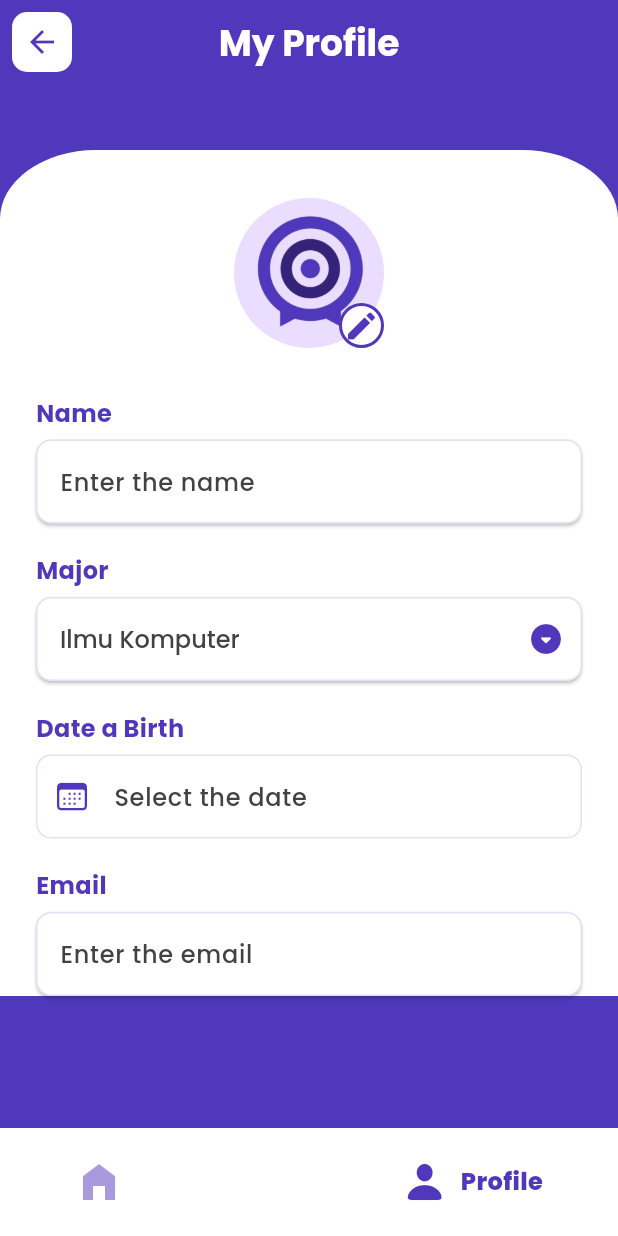
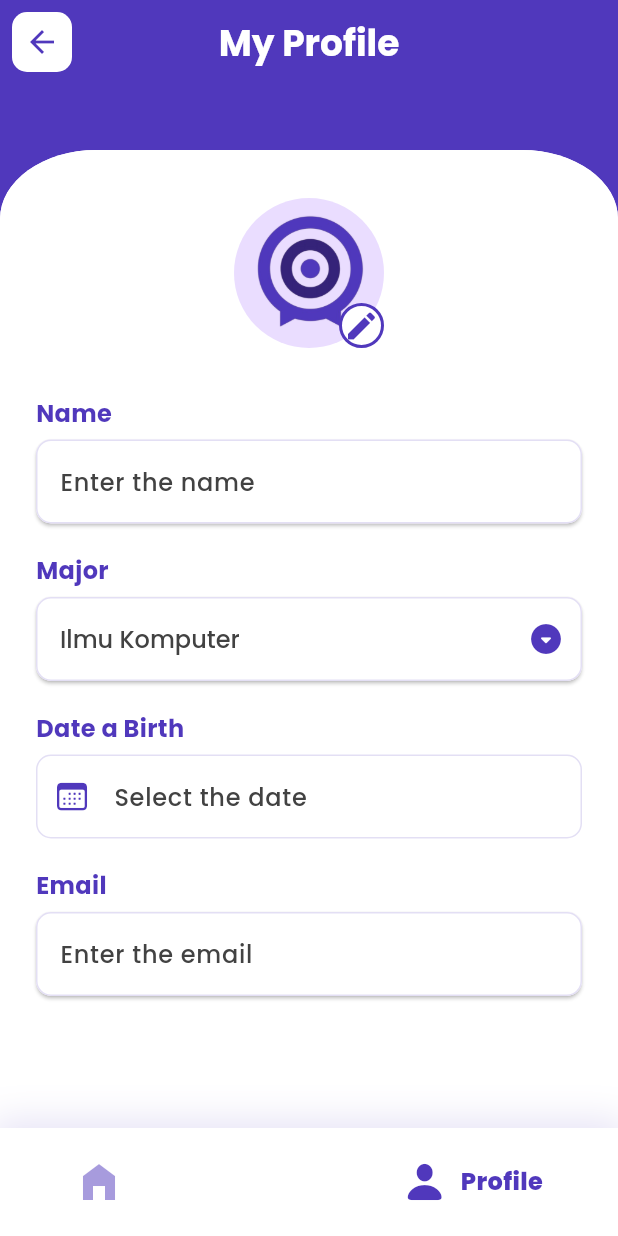
Before and after one commit to restuaar/taskify-ristek, a Flutter app: the screen it shows after launch, item 2 of the bottom bar chosen, on a phone screen of 412 x 824 dp. Run offline on Flutter 3.47's test engine with Material 3 defaults, Android fonts, the phone set to English and light mode, and no system bars; drawn by our look-alikes of google_nav_bar; our stand-ins replace google_fonts, image_picker, isar; accounts and stored records are empty; generated files the repository leaves out were written again.

Commit message:
fix: scrollable profile page

```diff
--- a/lib/screens/profile.dart
+++ b/lib/screens/profile.dart
@@ -2,6 +2,7 @@
 
 import 'package:flutter/cupertino.dart';
 import 'package:flutter/material.dart';
+import 'package:flutter/widgets.dart';
 import 'package:intl/intl.dart';
 import 'package:taskify/models/user.dart';
 import 'package:taskify/utils/shared.dart';
@@ -25,10 +26,21 @@ class _ProfilePageState extends State<ProfilePage> {
       child: Scaffold(
         backgroundColor: primaryColour,
         appBar: AppBarToDoList.buildAppBar(context, "My Profile"),
-        body: SingleChildScrollView(
-          child: Column(
-            children: [
-              Container(
+        body: Stack(
+          children: [
+            Container(
+              width: double.infinity,
+              height: double.infinity,
+              decoration: BoxDecoration(
+                borderRadius: const BorderRadius.only(
+                  topLeft: Radius.elliptical(64, 46),
+                  topRight: Radius.elliptical(64, 46),
+                ),
+                color: backgroundColour,
+              ),
+            ),
+            SingleChildScrollView(
+              child: Container(
                 width: double.infinity,
                 decoration: BoxDecoration(
                   borderRadius: const BorderRadius.only(
@@ -38,7 +50,8 @@ class _ProfilePageState extends State<ProfilePage> {
                   color: backgroundColour,
                 ),
                 child: Padding(
-                  padding: const EdgeInsets.only(top: 32, left: 24, right: 24),
+                  padding: const EdgeInsets.symmetric(
+                      horizontal: 24, vertical: 32),
                   child: Column(
                     crossAxisAlignment: CrossAxisAlignment.start,
                     children: [
@@ -96,7 +109,8 @@ class _ProfilePageState extends State<ProfilePage> {
                         borderRadius: BorderRadius.circular(10),
                         child: DropdownButtonFormField(
                           dropdownColor: backgroundColour,
-                          value: (user != null) ? user!.major : "Ilmu Komputer",
+                          value:
+                              (user != null) ? user!.major : "Ilmu Komputer",
                           items: const [
                             DropdownMenuItem(
                               value: "Ilmu Komputer",
@@ -221,8 +235,8 @@ class _ProfilePageState extends State<ProfilePage> {
                   ),
                 ),
               ),
-            ],
-          ),
+            ),
+          ],
         ),
       ),
     );
```
